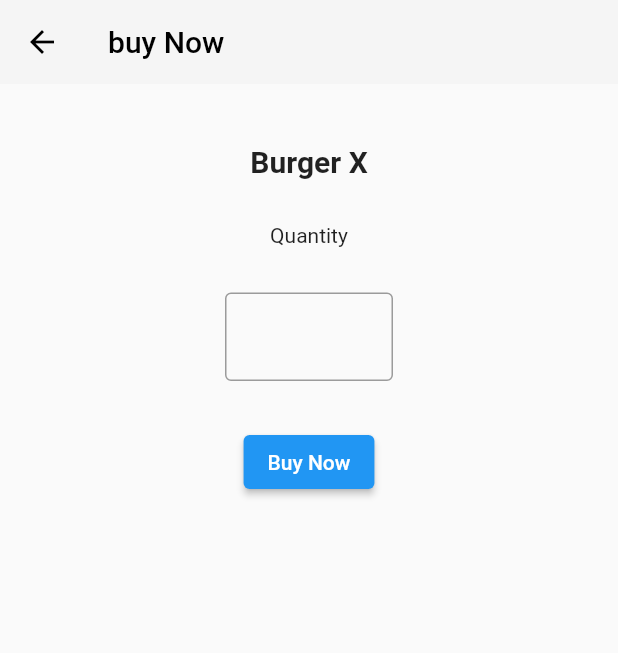
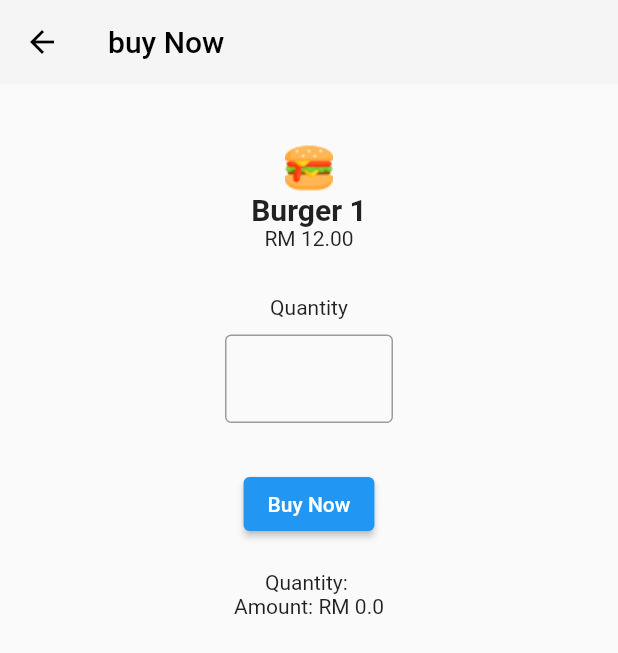
Before and after one commit to casfian/pbahelloworld, a Flutter app: the Burgers screen opened directly, after a tap on "Buy now", on a phone screen of 412 x 824 dp. Shown: the top 653 px of the screen. Run offline on Flutter 3.47's test engine with Material 2 defaults, Android fonts, the phone set to English and light mode, and no system bars.

Commit message:
add calculation

```diff
--- a/lib/screens/burgers.dart
+++ b/lib/screens/burgers.dart
@@ -11,9 +11,9 @@ class Burgers extends StatefulWidget {
 
 class _BurgersState extends State<Burgers> {
   List<Burger> burgersArray = [
-    Burger('Burger 1', 'Rm12.00', 'burger.png'),
-    Burger('Burger 2', 'RM12.60', 'burger.png'),
-    Burger('Burger 3', 'RM16.00', 'burger.png'),
+    Burger('Burger 1', '12.00', 'burger.png'),
+    Burger('Burger 2', '12.60', 'burger.png'),
+    Burger('Burger 3', '16.00', 'burger.png'),
   ];
 
   @override
@@ -38,7 +38,7 @@ class _BurgersState extends State<Burgers> {
             trailing: ElevatedButton(
                 onPressed: () {
                   print('I buy burger $index');
-                  Navigator.push(context, MaterialPageRoute(builder: (context)=>BuyNow()));
+                  Navigator.push(context, MaterialPageRoute(builder: (context)=>BuyNow(selected: burgersArray[index] )));
                 },
                 child: Text('Buy now')),
           );
--- a/lib/screens/buynow.dart
+++ b/lib/screens/buynow.dart
@@ -1,7 +1,19 @@
 import 'package:flutter/material.dart';
+import 'package:helloworld/models/burger.dart';
 
-class BuyNow extends StatelessWidget {
-  const BuyNow({Key? key}) : super(key: key);
+class BuyNow extends StatefulWidget {
+  //1. buat parameter utk kelas ne
+  BuyNow({Key? key, required this.selected}) : super(key: key);
+
+  Burger selected;
+
+  @override
+  State<BuyNow> createState() => _BuyNowState();
+}
+
+class _BuyNowState extends State<BuyNow> {
+  final quantityController = TextEditingController();
+  double amount = 0.0;
 
   @override
   Widget build(BuildContext context) {
@@ -21,17 +33,20 @@ class BuyNow extends StatelessWidget {
           const SizedBox(
             height: 40,
           ),
-          const Text(
-            'Burger X',
-            style: TextStyle(fontSize: 20, fontWeight: FontWeight.bold),
+          Image.asset('assets/images/${widget.selected.gambar}'),
+          Text(
+            widget.selected.nama,
+            style: const TextStyle(fontSize: 20, fontWeight: FontWeight.bold),
           ),
+          Text('RM ${widget.selected.harga}'),
           const SizedBox(
             height: 30,
           ),
           const Text('Quantity'),
-          const Padding(
-            padding: EdgeInsets.fromLTRB(150, 30, 150, 0),
+          Padding(
+            padding: EdgeInsets.fromLTRB(150, 10, 150, 0),
             child: TextField(
+              controller: quantityController,
               decoration: InputDecoration(
                 border: OutlineInputBorder(),
               ),
@@ -42,9 +57,16 @@ class BuyNow extends StatelessWidget {
           ),
           ElevatedButton(
               onPressed: () {
-                //code
+                print(quantityController.text);
+                amount = double.parse(quantityController.text) * double.parse(widget.selected.harga);
+                setState(() {
+                  //refresh screen
+                });
               },
               child: const Text('Buy Now')),
+              const SizedBox(height: 20,),
+          Text('Quantity: ${quantityController.text}'),
+          Text('Amount: RM ${amount.toString()}'),
         ],
       )),
     );
--- a/lib/screens/pizza.dart
+++ b/lib/screens/pizza.dart
@@ -25,7 +25,7 @@ class Pizza extends StatelessWidget {
             trailing: ElevatedButton(
                 onPressed: () {
                   print('Buy Pizza 1');
-                  Navigator.push(context, MaterialPageRoute(builder: (context)=>BuyNow()));
+                  //Navigator.push(context, MaterialPageRoute(builder: (context)=>BuyNow()));
                 },
                 child: const Text('Buy Now')),
           ),
@@ -36,7 +36,7 @@ class Pizza extends StatelessWidget {
             trailing: ElevatedButton(
                 onPressed: () {
                   print('Buy Pizza 2');
-                  Navigator.push(context, MaterialPageRoute(builder: (context)=>BuyNow()));
+                  //Navigator.push(context, MaterialPageRoute(builder: (context)=>BuyNow()));
                 },
                 child: const Text('Buy Now')),
           ),
@@ -47,7 +47,7 @@ class Pizza extends StatelessWidget {
             trailing: ElevatedButton(
                 onPressed: () {
                   print('Buy Pizza 3');
-                  Navigator.push(context, MaterialPageRoute(builder: (context)=>BuyNow()));
+                  //Navigator.push(context, MaterialPageRoute(builder: (context)=>BuyNow()));
                 },
                 child: const Text('Buy Now')),
           ),
```
